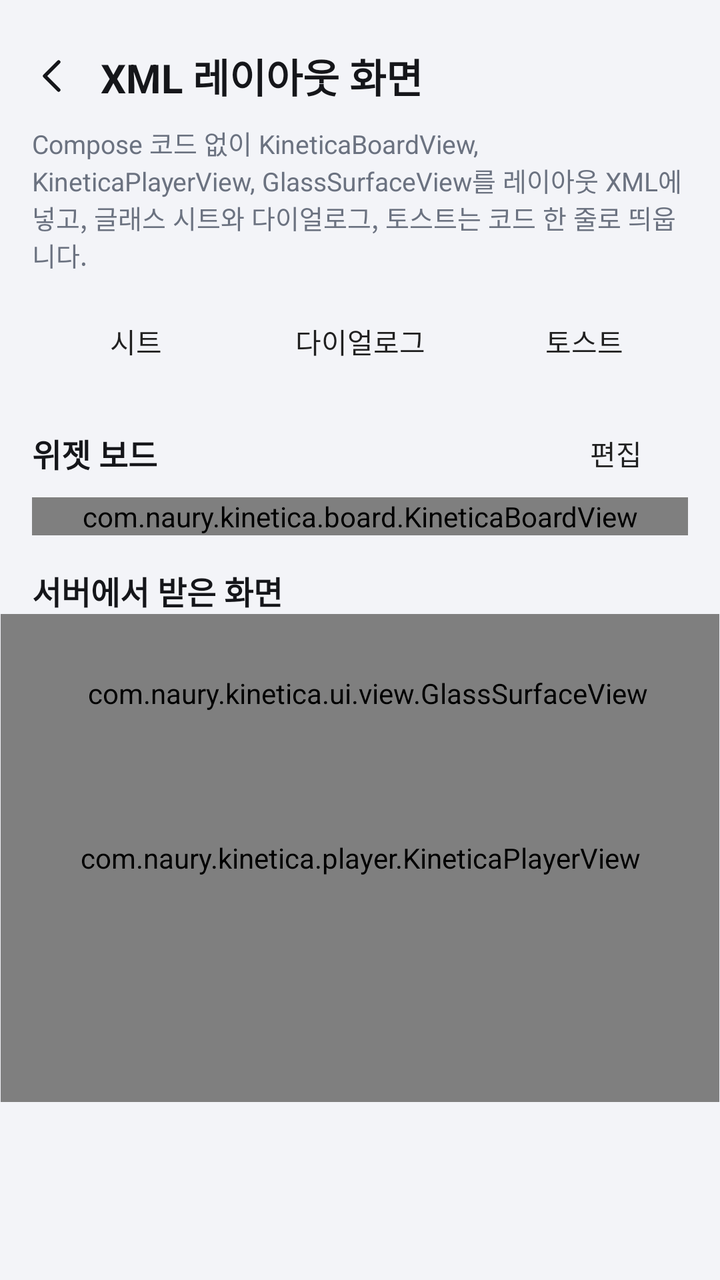
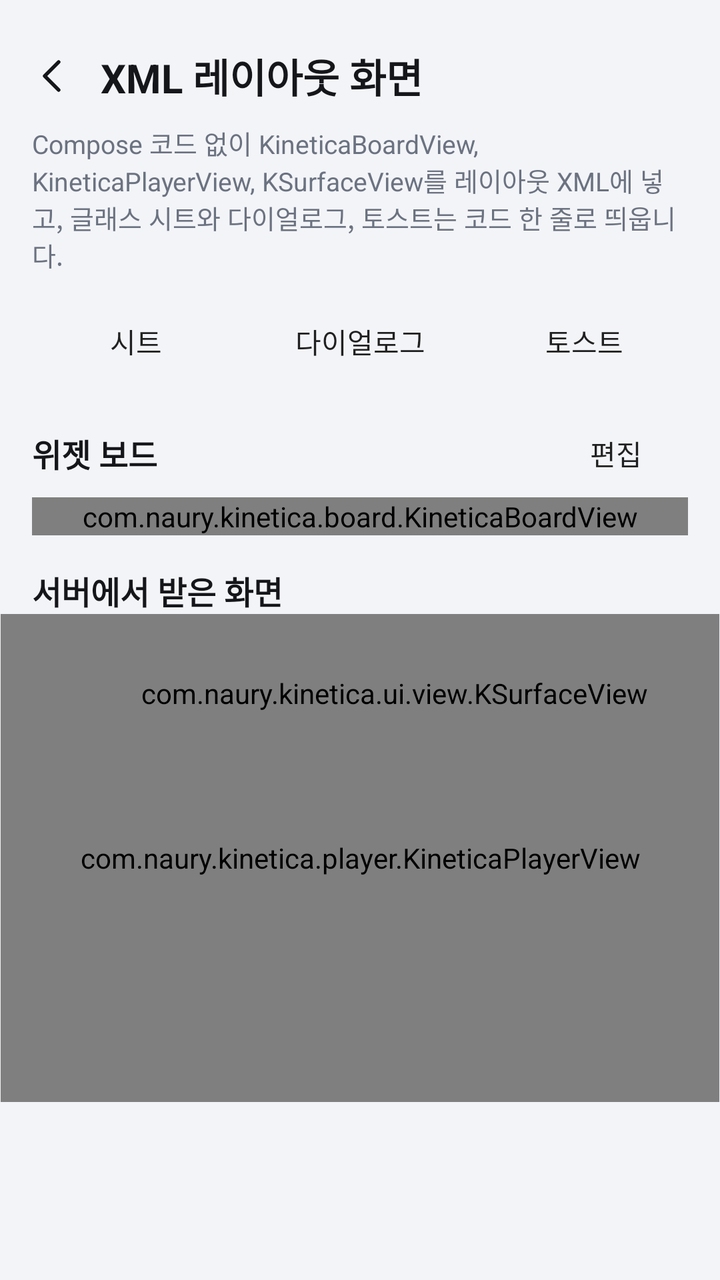

The first picture is an Android layout as it rendered before a commit; the second is the same layout after the commit. The layout source and the unified diff follow.
<!-- AndroidManifest.xml: activity theme Theme.KineticaShowcase.Xml -->
<!-- res/layout/activity_xml.xml -->
<?xml version="1.0" encoding="utf-8"?>
<FrameLayout xmlns:android="http://schemas.android.com/apk/res/android"
    xmlns:app="http://schemas.android.com/apk/res-auto"
    android:id="@+id/root"
    android:layout_width="match_parent"
    android:layout_height="match_parent"
    android:background="@color/xml_background">


<androidx.core.widget.NestedScrollView
    android:id="@+id/scroll"
    android:layout_width="match_parent"
    android:layout_height="match_parent"
    android:fillViewport="true">

<LinearLayout
    android:id="@+id/content"
    android:layout_width="match_parent"
    android:layout_height="wrap_content"
    android:clipToPadding="false"
    android:orientation="vertical"
    android:padding="16dp">

    
    <LinearLayout
        android:layout_width="match_parent"
        android:layout_height="wrap_content"
        android:layout_marginStart="-12dp"
        android:gravity="center_vertical"
        android:orientation="horizontal">

        <ImageButton
            android:id="@+id/back"
            android:layout_width="44dp"
            android:layout_height="44dp"
            android:background="@null"
            android:contentDescription="뒤로"
            android:padding="10dp"
            android:scaleType="fitCenter"
            android:src="@drawable/ic_xml_back"
            android:tint="@color/xml_title" />

        <TextView
            android:layout_width="wrap_content"
            android:layout_height="wrap_content"
            android:layout_marginStart="2dp"
            android:text="XML 레이아웃 화면"
            android:textColor="@color/xml_title"
            android:textSize="20sp"
            android:textStyle="bold" />
    </LinearLayout>

    <TextView
        android:layout_width="wrap_content"
        android:layout_height="wrap_content"
        android:layout_marginTop="2dp"
        android:text="Compose 코드 없이 KineticaBoardView, KineticaPlayerView, GlassSurfaceView를 레이아웃 XML에 넣고, 글래스 시트와 다이얼로그, 토스트는 코드 한 줄로 띄웁니다."
        android:textColor="@color/xml_body"
        android:textSize="13sp" />

    
    <LinearLayout
        android:layout_width="match_parent"
        android:layout_height="wrap_content"
        android:layout_marginTop="12dp"
        android:orientation="horizontal">

        <Button
            android:id="@+id/glass_sheet"
            style="?android:attr/borderlessButtonStyle"
            android:layout_width="0dp"
            android:layout_height="44dp"
            android:layout_weight="1"
            android:text="시트" />

        <Button
            android:id="@+id/glass_dialog"
            style="?android:attr/borderlessButtonStyle"
            android:layout_width="0dp"
            android:layout_height="44dp"
            android:layout_marginStart="8dp"
            android:layout_weight="1"
            android:text="다이얼로그" />

        <Button
            android:id="@+id/glass_toast"
            style="?android:attr/borderlessButtonStyle"
            android:layout_width="0dp"
            android:layout_height="44dp"
            android:layout_marginStart="8dp"
            android:layout_weight="1"
            android:text="토스트" />
    </LinearLayout>

    <LinearLayout
        android:layout_width="match_parent"
        android:layout_height="wrap_content"
        android:orientation="vertical">

        
        <LinearLayout
            android:layout_width="match_parent"
            android:layout_height="wrap_content"
            android:layout_marginTop="12dp"
            android:gravity="center_vertical"
            android:orientation="horizontal">

            <TextView
                android:layout_width="0dp"
                android:layout_height="wrap_content"
                android:layout_weight="1"
                android:text="위젯 보드"
                android:textColor="@color/xml_title"
                android:textSize="16sp"
                android:textStyle="bold" />

            <Button
                android:id="@+id/edit"
                style="?android:attr/borderlessButtonStyle"
                android:layout_width="wrap_content"
                android:layout_height="44dp"
                android:minWidth="72dp"
                android:paddingHorizontal="18dp"
                android:text="편집" />
        </LinearLayout>

        
        <com.naury.kinetica.board.KineticaBoardView
            android:id="@+id/board"
            android:layout_width="match_parent"
            android:layout_height="wrap_content"
            android:layout_marginStart="-12dp"
            android:layout_marginEnd="-12dp"
            app:kinetica_accentColor="#5B6CFF"
            app:kinetica_widgetCornerRadius="20dp" />
    </LinearLayout>

    <TextView
        android:layout_width="match_parent"
        android:layout_height="wrap_content"
        android:layout_marginTop="16dp"
        android:text="서버에서 받은 화면"
        android:textColor="@color/xml_title"
        android:textSize="16sp"
        android:textStyle="bold" />

    
    <FrameLayout
        android:layout_width="match_parent"
        android:layout_height="244dp"
        android:layout_marginStart="-16dp"
        android:layout_marginEnd="-16dp">

        <com.naury.kinetica.player.KineticaPlayerView
            android:id="@+id/promo"
            android:layout_width="match_parent"
            android:layout_height="match_parent"
            app:kinetica_fit="responsive" />

            
            <com.naury.kinetica.ui.view.GlassSurfaceView
                android:id="@+id/promo_caption"
                android:layout_width="wrap_content"
                android:layout_height="wrap_content"
                android:layout_gravity="top|end"
                android:layout_marginTop="30dp"
                android:layout_marginEnd="36dp"
                app:kinetica_cornerRadius="14dp"
                app:kinetica_glassStyle="liquid">

                <TextView
                    android:id="@+id/promo_caption_text"
                    android:layout_width="wrap_content"
                    android:layout_height="wrap_content"
                    android:paddingHorizontal="12dp"
                    android:paddingVertical="6dp"
                    android:text="실시간"
                    android:textSize="12sp"
                    android:textStyle="bold" />
            </com.naury.kinetica.ui.view.GlassSurfaceView>
    </FrameLayout>
</LinearLayout>
</androidx.core.widget.NestedScrollView>

    
    <View
        android:id="@+id/status_scrim"
        android:layout_width="match_parent"
        android:layout_height="0dp"
        android:layout_gravity="top"
        android:alpha="0.94"
        android:background="@color/xml_background" />
</FrameLayout>
<!-- resources referenced by this layout -->
<resources>
  <color name="xml_background">#F3F4F8</color>
  <color name="xml_body">#6B7280</color>
  <color name="xml_title">#15161A</color>
  <!-- drawable ic_xml_back (drawable) -->
  <?xml version="1.0" encoding="utf-8"?>
  <vector xmlns:android="http://schemas.android.com/apk/res/android"
      android:width="24dp"
      android:height="24dp"
      android:autoMirrored="true"
      android:viewportWidth="24"
      android:viewportHeight="24">
      <path
          android:fillColor="#00000000"
          android:pathData="M15,5 L8,12 L15,19"
          android:strokeColor="#FF000000"
          android:strokeLineCap="round"
          android:strokeLineJoin="round"
          android:strokeWidth="1.8" />
  </vector>
  <style name="Theme.KineticaShowcase.Xml" parent="android:Theme.Material.Light.NoActionBar">
          <item name="android:statusBarColor">@color/xml_background</item>
          <item name="android:windowLightStatusBar">@bool/xml_light_bars</item>
      </style>
</resources>

<!-- the commit's change to res/layout/activity_xml.xml (unified diff, before → after) -->
@@ -54,7 +54,7 @@
         android:layout_width="wrap_content"
         android:layout_height="wrap_content"
         android:layout_marginTop="2dp"
-        android:text="Compose 코드 없이 KineticaBoardView, KineticaPlayerView, GlassSurfaceView를 레이아웃 XML에 넣고, 글래스 시트와 다이얼로그, 토스트는 코드 한 줄로 띄웁니다."
+        android:text="Compose 코드 없이 KineticaBoardView, KineticaPlayerView, KSurfaceView를 레이아웃 XML에 넣고, 글래스 시트와 다이얼로그, 토스트는 코드 한 줄로 띄웁니다."
         android:textColor="@color/xml_body"
         android:textSize="13sp" />
 
@@ -66,7 +66,7 @@
         android:orientation="horizontal">
 
         <Button
-            android:id="@+id/glass_sheet"
+            android:id="@+id/k_sheet"
             style="?android:attr/borderlessButtonStyle"
             android:layout_width="0dp"
             android:layout_height="44dp"
@@ -74,7 +74,7 @@
             android:text="시트" />
 
         <Button
-            android:id="@+id/glass_dialog"
+            android:id="@+id/k_dialog"
             style="?android:attr/borderlessButtonStyle"
             android:layout_width="0dp"
             android:layout_height="44dp"
@@ -83,7 +83,7 @@
             android:text="다이얼로그" />
 
         <Button
-            android:id="@+id/glass_toast"
+            android:id="@+id/k_toast"
             style="?android:attr/borderlessButtonStyle"
             android:layout_width="0dp"
             android:layout_height="44dp"
@@ -158,7 +158,7 @@
             app:kinetica_fit="responsive" />
 
             
-            <com.naury.kinetica.ui.view.GlassSurfaceView
+            <com.naury.kinetica.ui.view.KSurfaceView
                 android:id="@+id/promo_caption"
                 android:layout_width="wrap_content"
                 android:layout_height="wrap_content"
@@ -166,7 +166,7 @@
                 android:layout_marginTop="30dp"
                 android:layout_marginEnd="36dp"
                 app:kinetica_cornerRadius="14dp"
-                app:kinetica_glassStyle="liquid">
+                app:kinetica_surfaceStyle="liquid">
 
                 <TextView
                     android:id="@+id/promo_caption_text"
@@ -177,7 +177,7 @@
                     android:text="실시간"
                     android:textSize="12sp"
                     android:textStyle="bold" />
-            </com.naury.kinetica.ui.view.GlassSurfaceView>
+            </com.naury.kinetica.ui.view.KSurfaceView>
     </FrameLayout>
 </LinearLayout>
 </androidx.core.widget.NestedScrollView>
